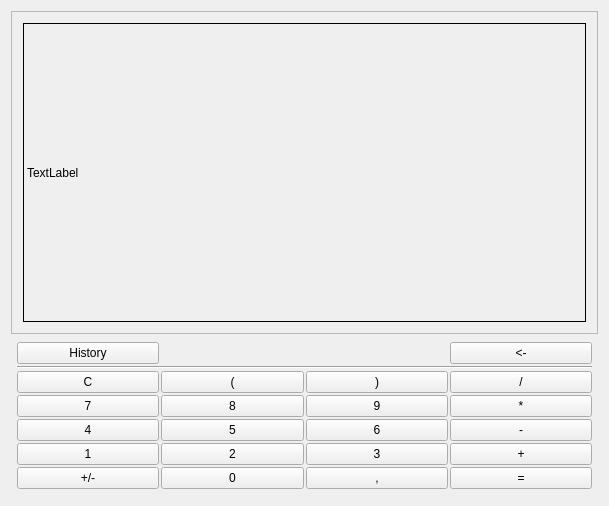
The window that Calculator/mainwindow.ui (tqqqqt/SimpleCalculator) describes before a commit, drawn with Qt 5.
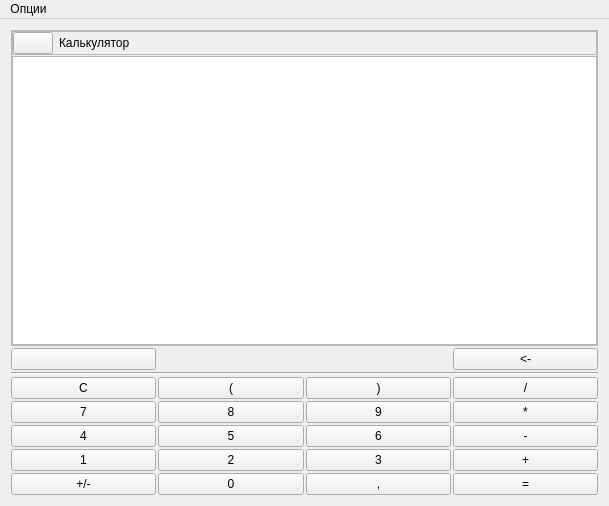
The same window after the commit.

Commit message: Added settings window, icons on buttons, added buttons to change calculator mode. Create Value mode and added tests for mode

The edit to the form file:
```diff
--- a/Calculator/mainwindow.ui
+++ b/Calculator/mainwindow.ui
@@ -27,23 +27,75 @@
        <enum>QFrame::Raised</enum>
       </property>
       <layout class="QVBoxLayout" name="verticalLayout_2">
+       <property name="spacing">
+        <number>1</number>
+       </property>
+       <property name="sizeConstraint">
+        <enum>QLayout::SetDefaultConstraint</enum>
+       </property>
+       <property name="leftMargin">
+        <number>0</number>
+       </property>
+       <property name="topMargin">
+        <number>0</number>
+       </property>
+       <property name="rightMargin">
+        <number>0</number>
+       </property>
+       <property name="bottomMargin">
+        <number>0</number>
+       </property>
        <item>
-        <widget class="QLabel" name="label">
-         <property name="font">
-          <font>
-           <pointsize>9</pointsize>
-          </font>
-         </property>
+        <widget class="QFrame" name="frame_3">
          <property name="frameShape">
-          <enum>QFrame::Box</enum>
+          <enum>QFrame::StyledPanel</enum>
          </property>
-         <property name="text">
-          <string>TextLabel</string>
+         <property name="frameShadow">
+          <enum>QFrame::Raised</enum>
          </property>
-         <property name="scaledContents">
-          <bool>true</bool>
+         <layout class="QFormLayout" name="formLayout">
+          <property name="leftMargin">
+           <number>0</number>
+          </property>
+          <property name="topMargin">
+           <number>0</number>
+          </property>
+          <property name="rightMargin">
+           <number>0</number>
+          </property>
+          <property name="bottomMargin">
+           <number>0</number>
+          </property>
+          <item row="0" column="0">
+           <widget class="QPushButton" name="pushButton_mode">
+            <property name="text">
+             <string/>
+            </property>
+           </widget>
+          </item>
+          <item row="0" column="1">
+           <widget class="QLabel" name="label_mode">
+            <property name="font">
+             <font>
+              <pointsize>9</pointsize>
+             </font>
+            </property>
+            <property name="text">
+             <string>Калькулятор</string>
+            </property>
+           </widget>
+          </item>
+         </layout>
+        </widget>
+       </item>
+       <item>
+        <widget class="QTextEdit" name="label">
+         <property name="font">
+          <font>
+           <pointsize>10</pointsize>
+          </font>
          </property>
-         <property name="wordWrap">
+         <property name="readOnly">
           <bool>true</bool>
          </property>
         </widget>
@@ -67,16 +119,16 @@
         <enum>QLayout::SetMaximumSize</enum>
        </property>
        <property name="leftMargin">
-        <number>6</number>
+        <number>0</number>
        </property>
        <property name="topMargin">
-        <number>6</number>
+        <number>0</number>
        </property>
        <property name="rightMargin">
-        <number>6</number>
+        <number>0</number>
        </property>
        <property name="bottomMargin">
-        <number>6</number>
+        <number>0</number>
        </property>
        <property name="spacing">
         <number>2</number>
@@ -175,6 +227,9 @@
            <pointsize>9</pointsize>
           </font>
          </property>
+         <property name="styleSheet">
+          <string notr="true"/>
+         </property>
          <property name="text">
           <string>)</string>
          </property>
@@ -309,7 +364,7 @@
           </font>
          </property>
          <property name="text">
-          <string>History</string>
+          <string/>
          </property>
          <property name="autoRepeatDelay">
           <number>50</number>
@@ -570,6 +625,13 @@
      <height>26</height>
     </rect>
    </property>
+   <widget class="QMenu" name="menu">
+    <property name="title">
+     <string>Опции</string>
+    </property>
+    <addaction name="action_settings"/>
+   </widget>
+   <addaction name="menu"/>
   </widget>
  </widget>
  <layoutdefault spacing="6" margin="11"/>
```
Left out of the diff: 20 changed lines with no effect on the pictures. The commit also changes 48 other files.
